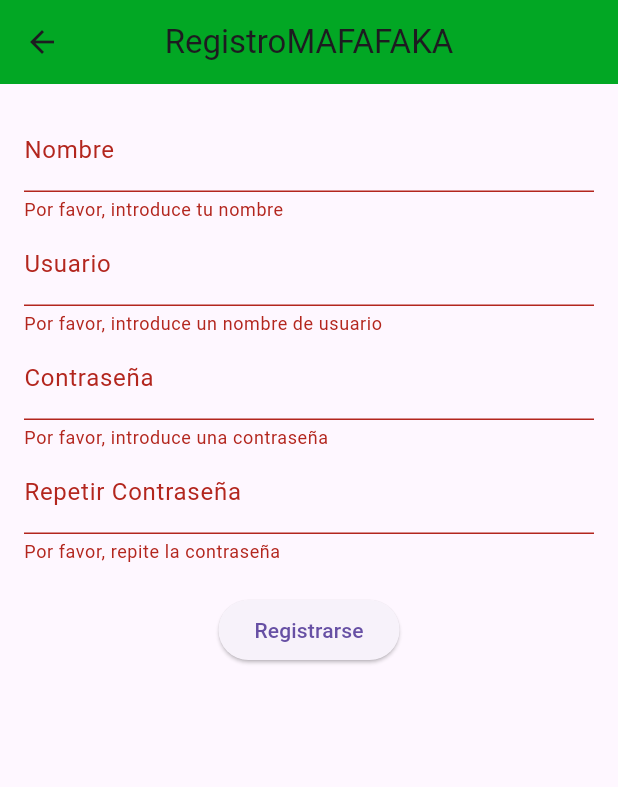
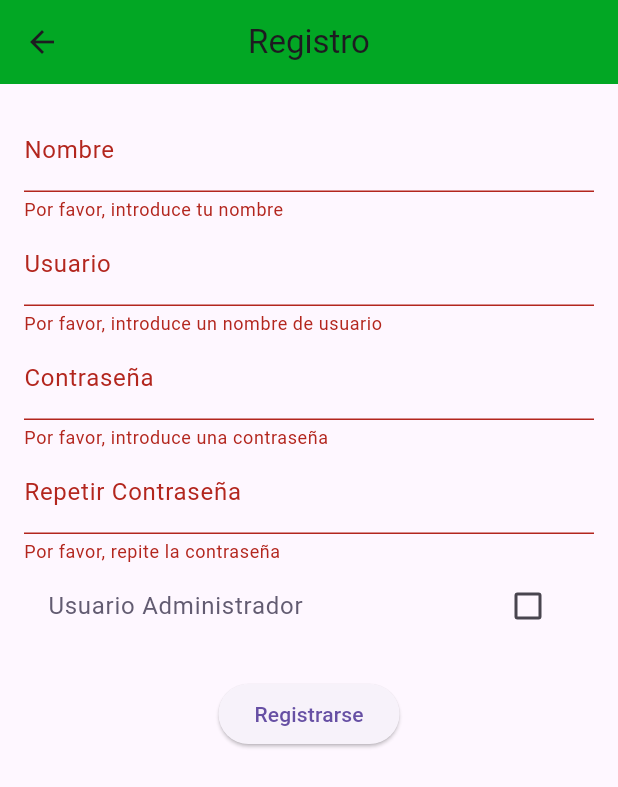
Before and after one commit to collantes21/Farmacofy_version_final, a Flutter app: the RegistroPantalla screen opened directly, after a tap on "Registrarse", on a phone screen of 412 x 824 dp. Shown: the top 787 px of the screen. Run offline on Flutter 3.47's test engine with Material 3 defaults, Android fonts, the phone set to English and light mode, and no system bars; our stand-ins replace font_awesome_flutter, shared_preferences, sqflite; accounts and stored records are empty.

Commit message:
se agrega base datos usuario

```diff
--- a/lib/BBDD/bdHelper.dart
+++ b/lib/BBDD/bdHelper.dart
@@ -1,23 +1,22 @@
-// base_de_datos_usuarios.dart
 import 'package:sqflite/sqflite.dart';
 import 'package:path/path.dart';
-
-sqfliteFfiInit() {
-  // TODO: implement sqfliteFfiInit
-  throw UnimplementedError();
-}
+import 'package:farmacofy/inicioSesion/pantallaRegistro.dart';
 
 class Usuario {
   final int? id;
   final String nombre;
   final String usuario;
   final String contrasena;
+  final bool administrador;
+  final int? idAdministrador;
 
   Usuario({
     this.id,
     required this.nombre,
     required this.usuario,
     required this.contrasena,
+    required this.administrador,
+    required this.idAdministrador,
   });
 
   Map<String, dynamic> toMap() {
@@ -26,6 +25,8 @@ class Usuario {
       'nombre': nombre,
       'usuario': usuario,
       'contrasena': contrasena,
+      'administrador': administrador ? 1 : 0, // Convertir booleano a 0 o 1
+      'id_administrador': idAdministrador,
     };
   }
 }
@@ -35,13 +36,13 @@ class BaseDeDatosUsuarios {
 
   Future<void> abrirBaseDeDatos() async {
     _database = await openDatabase(
-      join(await getDatabasesPath(), 'farmacofy.db'),
+      join(await getDatabasesPath(), 'prueba.db'),
       onCreate: (db, version) {
         return db.execute(
-          'CREATE TABLE usuarios(id INTEGER PRIMARY KEY AUTOINCREMENT, nombre TEXT, usuario TEXT, contrasena TEXT)',
+          'CREATE TABLE usuarios(id INTEGER PRIMARY KEY AUTOINCREMENT, nombre TEXT, usuario TEXT, contrasena TEXT, administrador INTEGER, id_administrador INTEGER)',
         );
       },
-      version: 1,
+      version: 2,
     );
   }
 
--- a/lib/inicioSesion/pantallaRegistro.dart
+++ b/lib/inicioSesion/pantallaRegistro.dart
@@ -1,8 +1,11 @@
 // registro_pantalla.dart
 import 'package:farmacofy/inicioSesion/pantallaLogin.dart';
-import 'package:farmacofy/pantallaInicial.dart';
 import 'package:flutter/material.dart';
-import 'package:farmacofy/BBDD/bdHelper.dart'; // Asegúrate de importar el archivo correcto
+import 'package:farmacofy/BBDD/bdHelper.dart';
+
+class Medicamento {
+  bool activado = false; // Puedes ajustar según tus necesidades
+}
 
 class RegistroPantalla extends StatefulWidget {
   const RegistroPantalla({Key? key}) : super(key: key);
@@ -19,7 +22,19 @@ class _RegistroPantallaState extends State<RegistroPantalla> {
   final TextEditingController _repetirContrasenaController =
       TextEditingController();
 
-  final BaseDeDatosUsuarios _baseDeDatos = BaseDeDatosUsuarios();
+  late BaseDeDatosUsuarios _baseDeDatos;
+  late ThemeData tema;
+  late Medicamento medicamento;
+
+  @override
+  void initState() {
+    super.initState();
+    _baseDeDatos = BaseDeDatosUsuarios();
+    _baseDeDatos.abrirBaseDeDatos();
+
+    tema = ThemeData.light(); // Puedes ajustar esto según tu implementación
+    medicamento = Medicamento(); // Inicialización de la variable medicamento
+  }
 
   @override
   void dispose() {
@@ -31,7 +46,7 @@ class _RegistroPantallaState extends State<RegistroPantalla> {
   Widget build(BuildContext context) {
     return Scaffold(
       appBar: AppBar(
-        title: const Text('RegistroMAFAFAKA'),
+        title: const Text('Registro'),
         backgroundColor: const Color(0xFF02A724),
         centerTitle: true,
       ),
@@ -59,9 +74,10 @@ class _RegistroPantallaState extends State<RegistroPantalla> {
                     return 'Por favor, introduce un nombre de usuario';
                   }
 
-                  _baseDeDatos.verificarUsuarioExistente(value).then((usuarioExistente) {
+                  _baseDeDatos
+                      .verificarUsuarioExistente(value)
+                      .then((usuarioExistente) {
                     if (usuarioExistente) {
-                      // Mostrar un mensaje de error si las credenciales son incorrectas
                       ScaffoldMessenger.of(context).showSnackBar(
                         const SnackBar(
                           content: Text('El usuario ya existe'),
@@ -97,11 +113,31 @@ class _RegistroPantallaState extends State<RegistroPantalla> {
                   return null;
                 },
               ),
+
+              CheckboxListTile(
+                title: Text(
+                  "Usuario Administrador",
+                  style: TextStyle(
+                    fontSize: 16.0,
+                    fontWeight: FontWeight.normal,
+                    color: tema.colorScheme.secondary,
+                  ),
+                ),
+                value: medicamento.activado,
+                onChanged: (bool? value) {
+                  setState(() {
+                    medicamento.activado = value!;
+                  });
+                },
+              ),
+
               const SizedBox(height: 20),
               ElevatedButton(
                 onPressed: () async {
                   if (_formKey.currentState?.validate() ?? false) {
-                    final usuarioExistente = await _baseDeDatos.verificarUsuarioExistente(_usuarioController.text);
+                    final usuarioExistente =
+                        await _baseDeDatos.verificarUsuarioExistente(
+                            _usuarioController.text);
 
                     if (usuarioExistente) {
                       print('El nombre de usuario ya está registrado');
@@ -110,22 +146,24 @@ class _RegistroPantallaState extends State<RegistroPantalla> {
                         nombre: _nombreController.text,
                         usuario: _usuarioController.text,
                         contrasena: _contrasenaController.text,
+                        administrador: medicamento.activado,
+                        idAdministrador: null, // siempre null
                       );
 
-                      final idUsuario = await _baseDeDatos.registrarUsuario(nuevoUsuario);
+                      final idUsuario =
+                          await _baseDeDatos.registrarUsuario(nuevoUsuario);
 
                       if (idUsuario > 0) {
                         ScaffoldMessenger.of(context).showSnackBar(
-                        const SnackBar(
-                          content: Text('Usuario creado correctamente'),
-                        ),
-                      );
+                          const SnackBar(
+                            content: Text('Usuario creado correctamente'),
+                          ),
+                        );
 
-                        // Navegar a la nueva pantalla después de un registro exitoso
                         Navigator.pushReplacement(
                           context,
                           MaterialPageRoute(
-                            builder: (context) => LoginPantalla(), // Reemplaza "PantallaSiguiente" con el nombre de tu siguiente pantalla
+                            builder: (context) => LoginPantalla(),
                           ),
                         );
                       } else {
--- a/lib/pages/page_listado_consultas.dart
+++ b/lib/pages/page_listado_consultas.dart
@@ -2,6 +2,7 @@
 import 'package:farmacofy/BBDD/bbdd_medicamento.dart';
 import 'package:farmacofy/pages/page_consulta_medica.dart';
 import 'package:flutter/material.dart';
+import 'package:font_awesome_flutter/font_awesome_flutter.dart';
 
 class ListadoConsultasMedicas extends StatefulWidget {
   const ListadoConsultasMedicas({super.key});
@@ -51,6 +52,7 @@ class _ListadoConsultasMedicasState extends State<ListadoConsultasMedicas> {
                         //Separacion entre las tarjetas
                         margin: const EdgeInsets.fromLTRB(16.0, 16.0, 16.0, 0),
                         child: ListTile(
+                          leading: Icon(FontAwesomeIcons.userMd, color: Colors.blue, size: 40.0,),
                           title: Text(snapshot.data![index]['especialista'],
                           style: TextStyle(fontWeight: FontWeight.bold),
                           ),
--- a/lib/pages/page_listado_tratamientos.dart
+++ b/lib/pages/page_listado_tratamientos.dart
@@ -10,12 +10,11 @@ class ListadoTratamientos extends StatefulWidget {
 }
 
 class _ListadoTratamientosState extends State<ListadoTratamientos> {
-
   BDHelper bdHelper = BDHelper();
 
   @override
   Widget build(BuildContext context) {
-    return  Scaffold(
+    return Scaffold(
       appBar: AppBar(
         title: const Text('Tratamientos'),
         backgroundColor: const Color(0xFF02A724),
@@ -33,13 +32,15 @@ class _ListadoTratamientosState extends State<ListadoTratamientos> {
         children: [
           FutureBuilder<List<Map<String, dynamic>>>(
             future: BDHelper().consultarTratamientosConMedicamentos(),
-             builder: (BuildContext context, AsyncSnapshot<List<Map<String, dynamic>>> snapshot) {
-               if (snapshot.connectionState == ConnectionState.waiting) { // Mientras espera la respuesta de la BD muestra un indicador de carga
+            builder: (BuildContext context,
+                AsyncSnapshot<List<Map<String, dynamic>>> snapshot) {
+              if (snapshot.connectionState == ConnectionState.waiting) {
+                // Mientras espera la respuesta de la BD muestra un indicador de carga
                 return const Center(child: CircularProgressIndicator());
               } else if (snapshot.hasError) {
                 return Center(child: Text('Error: ${snapshot.error}'));
               } else {
-               if(snapshot.hasData){
+                if (snapshot.hasData) {
                   print('Número de registros: ${snapshot.data!.length}');
                   return ListView.builder(
                     itemCount: snapshot.data!.length,
@@ -48,22 +49,30 @@ class _ListadoTratamientosState extends State<ListadoTratamientos> {
                         //Separacion entre las tarjetas
                         margin: const EdgeInsets.fromLTRB(16.0, 16.0, 16.0, 0),
                         child: ListTile(
+                          leading: CircleAvatar(
+                            radius: 25,
+                            backgroundImage: NetworkImage(
+                                'https://www.stylist.co.uk/images/app/uploads/2022/06/01105352/jennifer-aniston-crop-1654077521-1390x1390.jpg?w=256&h=256&fit=max&auto=format%2Ccompress'),
+                          ),
                           title: Text(
-                          snapshot.data![index]['condicionMedica'] ?? 'Sin nombre del medicamento',
+                            snapshot.data![index]['condicionMedica'] ??
+                                'Sin nombre del medicamento',
                             style: TextStyle(fontWeight: FontWeight.bold),
                           ),
-
                           subtitle: Column(
                             crossAxisAlignment: CrossAxisAlignment.start,
                             children: <Widget>[
                               Text('Dosis: ${snapshot.data![index]['dosis']}'),
-                       Text('Fecha de inicio: ${snapshot.data![index]['fechaInicio']}'),
-                       Text('Fecha de fin: ${snapshot.data![index]['fechaFin']}'),
-                       Text('Frecuencia: ${snapshot.data![index]['frecuencia']}'),
-                       Text('Via de administración: ${snapshot.data![index]['viaAdministracion']}'),
-                        Text('Medicamento: ${snapshot.data![index]['nombreMedicamento']}'), // Acordarse de poner: m.nombre as nombreMedicamento
-
-
+                              Text(
+                                  'Fecha de inicio: ${snapshot.data![index]['fechaInicio']}'),
+                              Text(
+                                  'Fecha de fin: ${snapshot.data![index]['fechaFin']}'),
+                              Text(
+                                  'Frecuencia: ${snapshot.data![index]['frecuencia']}'),
+                              Text(
+                                  'Via de administración: ${snapshot.data![index]['viaAdministracion']}'),
+                              Text(
+                                  'Medicamento: ${snapshot.data![index]['nombreMedicamento']}'), // Acordarse de poner: m.nombre as nombreMedicamento
                             ],
                           ),
                           onTap: () {
@@ -78,9 +87,7 @@ class _ListadoTratamientosState extends State<ListadoTratamientos> {
                 }
               }
             },
-
           ),
-
         ],
       ),
       floatingActionButton: FloatingActionButton(
@@ -89,13 +96,12 @@ class _ListadoTratamientosState extends State<ListadoTratamientos> {
             context,
             //Cambiar a pantalla de Formulario medicamento
             // MaterialPageRoute(builder: (context) => const Tratamientos1()),
-           MaterialPageRoute(builder: (context) =>  const PaginaTratamiento()),
+            MaterialPageRoute(builder: (context) => const PaginaTratamiento()),
           );
         },
         child: const Icon(Icons.add),
         backgroundColor: const Color(0xFF02A724),
       ),
-
     );
   }
 }
```
Also changed, not shown: lib/models/consulta_medica.dart (+8 -3 lines). Lines whose indentation alone changed are shown as unchanged.
